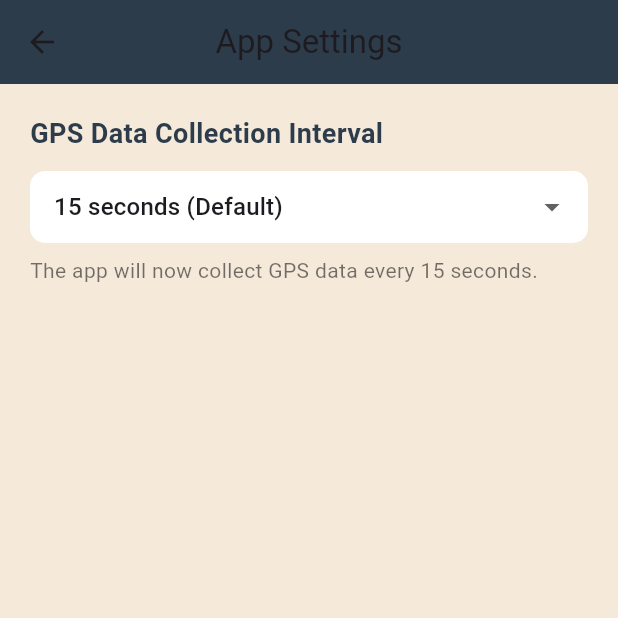
After one commit to sagarsavaliya2106-sketch/TWS, a Flutter app: the DashboardScreen screen opened directly, after a tap on the "settings" icon, on a phone screen of 412 x 824 dp, the top half of it. The commit adds this screen. Run offline on Flutter 3.47's test engine with Material 3 defaults, Android fonts, the phone set to English and light mode, and no system bars; our stand-ins replace battery_plus, dio, flutter_riverpod, geolocator, shared_preferences; accounts and stored records are empty.

Commit message:
Data Collection Frequency

```diff
--- a/lib/features/auth/login_screen.dart
+++ b/lib/features/auth/login_screen.dart
@@ -8,7 +8,7 @@ import '../../widgets/twc_primary_button.dart';
 import '../../widgets/twc_input_field.dart';
 import '../../widgets/twc_footer.dart';
 import '../../utils/validators.dart';
-import '../../service/providers/api_and_auth.dart';
+import '../../service/providers/auth_provider.dart';
 import 'otp_screen.dart';
 
 final loginLoadingProvider = StateProvider<bool>((ref) => false);
--- a/lib/features/auth/otp_screen.dart
+++ b/lib/features/auth/otp_screen.dart
@@ -10,7 +10,7 @@ import '../../theme/colors.dart';
 import '../../theme/text_styles.dart';
 import '../../widgets/twc_logo_header.dart';
 import '../../widgets/twc_primary_button.dart';
-import '../../service/providers/api_and_auth.dart';
+import '../../service/providers/auth_provider.dart';
 
 class OtpScreen extends ConsumerStatefulWidget {
   final String mobile;
--- a/lib/features/dashboard/dashboard_screen.dart
+++ b/lib/features/dashboard/dashboard_screen.dart
@@ -5,10 +5,11 @@ import 'package:intl/intl.dart';
 import 'package:dio/dio.dart';
 import 'package:shared_preferences/shared_preferences.dart';
 import 'package:untitled/features/auth/login_screen.dart';
-import 'package:untitled/features/location/location_provider.dart';
+import 'package:untitled/features/settings/settings_screen.dart';
+import 'package:untitled/service/providers/location_provider.dart';
 import 'package:untitled/widgets/twc_toast.dart';
 import '../../theme/colors.dart';
-import '../../service/providers/api_and_auth.dart';
+import '../../service/providers/auth_provider.dart';
 
 class DashboardScreen extends ConsumerStatefulWidget {
   const DashboardScreen({super.key});
@@ -142,18 +143,12 @@ class _DashboardScreenState extends ConsumerState<DashboardScreen> with TickerPr
           if (_checkedIn) {
             // ✅ Start location tracking
             try {
-              await ref.read(locationProvider.notifier).fetchCurrentLocation(
-                employeeId: employeeId,
-                deviceId: deviceId,
-              );
-
               await ref.read(locationProvider.notifier).startLocationStream(
                 employeeId: employeeId,
                 deviceId: deviceId,
               );
 
-              final loc = ref.read(locationProvider);
-              debugPrint("📡 Location stored in state: ${loc?.toJson()}");
+              debugPrint("🚀 Location tracking started for $employeeId");
             } catch (e) {
               if (!mounted) return;
               debugPrint("⚠️ Location error: $e");
@@ -320,7 +315,23 @@ class _DashboardScreenState extends ConsumerState<DashboardScreen> with TickerPr
         backgroundColor: TWCColors.coffeeDark,
         centerTitle: true,
         title: const Text('Dashboard', style: TextStyle(color: Colors.white)),
-        actions: [IconButton(icon: const Icon(Icons.logout, color: Colors.white), onPressed: _confirmAndLogout)],
+        actions: [
+          IconButton(
+            icon: const Icon(Icons.settings, color: Colors.white),
+            tooltip: 'Settings',
+            onPressed: () {
+              Navigator.push(
+                context,
+                MaterialPageRoute(builder: (_) => const SettingsScreen()),
+              );
+            },
+          ),
+          IconButton(
+            icon: const Icon(Icons.logout, color: Colors.white),
+            onPressed: _confirmAndLogout,
+            tooltip: 'Logout',
+          ),
+        ],
       ),
       body: SafeArea(
         child: Padding(
--- /dev/null
+++ b/lib/features/settings/settings_screen.dart
@@ -0,0 +1,68 @@
+import 'package:flutter/material.dart';
+import 'package:flutter_riverpod/flutter_riverpod.dart';
+import '../../service/providers/settings_provider.dart';
+import '../../widgets/twc_toast.dart';
+import '../../theme/colors.dart';
+
+class SettingsScreen extends ConsumerWidget {
+  const SettingsScreen({super.key});
+
+  @override
+  Widget build(BuildContext context, WidgetRef ref) {
+    final currentInterval = ref.watch(gpsIntervalProvider);
+
+    return Scaffold(
+      appBar: AppBar(
+        title: const Text('App Settings'),
+        backgroundColor: TWCColors.coffeeDark,
+        centerTitle: true,
+      ),
+      backgroundColor: TWCColors.latteBg,
+      body: Padding(
+        padding: const EdgeInsets.all(20),
+        child: Column(
+          crossAxisAlignment: CrossAxisAlignment.start,
+          children: [
+            const Text(
+              'GPS Data Collection Interval',
+              style: TextStyle(
+                fontSize: 18,
+                fontWeight: FontWeight.w600,
+                color: TWCColors.coffeeDark,
+              ),
+            ),
+            const SizedBox(height: 12),
+            DropdownButtonFormField<int>(
+              value: currentInterval,
+              items: const [
+                DropdownMenuItem(value: 10, child: Text('10 seconds')),
+                DropdownMenuItem(value: 15, child: Text('15 seconds (Default)')),
+                DropdownMenuItem(value: 20, child: Text('20 seconds')),
+                DropdownMenuItem(value: 30, child: Text('30 seconds')),
+              ],
+              onChanged: (v) async {
+                if (v == null) return;
+                ref.read(gpsIntervalProvider.notifier).state = v;
+                showTwcToast(context, 'GPS interval updated to $v seconds');
+              },
+              decoration: InputDecoration(
+                filled: true,
+                fillColor: Colors.white,
+                contentPadding: const EdgeInsets.symmetric(horizontal: 12, vertical: 10),
+                border: OutlineInputBorder(
+                  borderRadius: BorderRadius.circular(10),
+                  borderSide: BorderSide.none,
+                ),
+              ),
+            ),
+            const SizedBox(height: 8),
+            Text(
+              'The app will now collect GPS data every $currentInterval seconds.',
+              style: const TextStyle(fontSize: 14, color: Colors.black54),
+            ),
+          ],
+        ),
+      ),
+    );
+  }
+}
--- a/lib/main.dart
+++ b/lib/main.dart
@@ -4,7 +4,7 @@ import 'package:flutter_riverpod/flutter_riverpod.dart';
 
 import 'features/auth/login_screen.dart';
 import 'features/dashboard/dashboard_screen.dart';
-import 'service/providers/api_and_auth.dart';
+import 'service/providers/auth_provider.dart';
 import 'theme/colors.dart';
 
 void main() {
--- /dev/null
+++ b/lib/service/providers/settings_provider.dart
@@ -0,0 +1,4 @@
+import 'package:flutter_riverpod/flutter_riverpod.dart';
+
+/// Controls how frequently GPS is collected (in seconds)
+final gpsIntervalProvider = StateProvider<int>((ref) => 15);
```
Also changed, not shown: lib/features/location/location_provider.dart (deleted, +0 -101 lines), lib/features/location/location_record.dart (+11 -13 lines), lib/service/providers/location_provider.dart (added, +104 -0 lines), lib/service/providers/auth_provider.dart (renamed from lib/service/providers/api_and_auth.dart).
